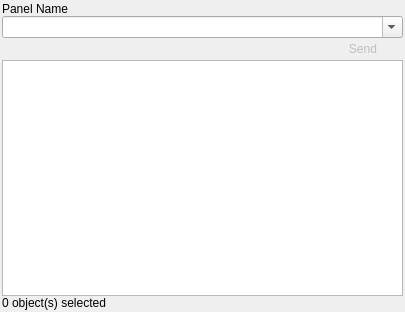
Before: the Qt Designer form source/client/ui/file_panel.ui in dchapyshev/aspia, drawn with Qt 5.
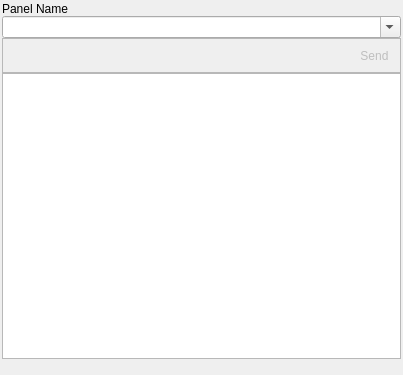
After: the same form once the commit is applied. Icons and pictures are not drawn. Custom widgets are drawn as their Qt base class.

```diff
--- a/source/client/ui/file_panel.ui
+++ b/source/client/ui/file_panel.ui
@@ -6,8 +6,8 @@
    <rect>
     <x>0</x>
     <y>0</y>
-    <width>405</width>
-    <height>312</height>
+    <width>403</width>
+    <height>375</height>
    </rect>
   </property>
   <property name="windowTitle">
@@ -49,7 +49,7 @@
    <item>
     <widget class="QFrame" name="frame">
      <property name="frameShape">
-      <enum>QFrame::NoFrame</enum>
+      <enum>QFrame::StyledPanel</enum>
      </property>
      <property name="frameShadow">
       <enum>QFrame::Raised</enum>
@@ -71,143 +71,62 @@
        <number>0</number>
       </property>
       <item>
-       <widget class="QPushButton" name="button_up">
-        <property name="enabled">
+       <widget class="QToolBar" name="toolbar">
+        <property name="styleSheet">
+         <string notr="true"/>
+        </property>
+        <property name="movable">
          <bool>false</bool>
         </property>
-        <property name="sizePolicy">
-         <sizepolicy hsizetype="Minimum" vsizetype="Fixed">
-          <horstretch>0</horstretch>
-          <verstretch>0</verstretch>
-         </sizepolicy>
+        <property name="orientation">
+         <enum>Qt::Horizontal</enum>
         </property>
-        <property name="toolTip">
-         <string>Browse to parent folder (Backspace)</string>
+        <property name="iconSize">
+         <size>
+          <width>18</width>
+          <height>18</height>
+         </size>
         </property>
-        <property name="text">
-         <string/>
+        <property name="toolButtonStyle">
+         <enum>Qt::ToolButtonIconOnly</enum>
         </property>
-        <property name="icon">
-         <iconset resource="../../resources/resources.qrc">
-          <normaloff>:/icon/folder-up.png</normaloff>:/icon/folder-up.png</iconset>
-        </property>
-        <property name="flat">
-         <bool>true</bool>
-        </property>
+        <addaction name="action_up"/>
+        <addaction name="action_refresh"/>
+        <addaction name="action_add_folder"/>
+        <addaction name="action_delete"/>
        </widget>
       </item>
       <item>
-       <widget class="QPushButton" name="button_refresh">
+       <widget class="QWidget" name="widget" native="true">
         <property name="sizePolicy">
-         <sizepolicy hsizetype="Minimum" vsizetype="Fixed">
+         <sizepolicy hsizetype="Expanding" vsizetype="Preferred">
           <horstretch>0</horstretch>
           <verstretch>0</verstretch>
          </sizepolicy>
         </property>
-        <property name="toolTip">
-         <string>Refresh the file list (F5)</string>
-        </property>
-        <property name="text">
-         <string/>
-        </property>
-        <property name="icon">
-         <iconset resource="../../resources/resources.qrc">
-          <normaloff>:/icon/arrow-circle-double.png</normaloff>:/icon/arrow-circle-double.png</iconset>
-        </property>
-        <property name="flat">
-         <bool>true</bool>
-        </property>
        </widget>
       </item>
       <item>
-       <widget class="QPushButton" name="button_add">
-        <property name="sizePolicy">
-         <sizepolicy hsizetype="Minimum" vsizetype="Fixed">
-          <horstretch>0</horstretch>
-          <verstretch>0</verstretch>
-         </sizepolicy>
+       <widget class="QToolBar" name="toolbar_send">
+        <property name="styleSheet">
+         <string notr="true"/>
         </property>
-        <property name="toolTip">
-         <string>Create a new folder</string>
-        </property>
-        <property name="text">
-         <string/>
-        </property>
-        <property name="icon">
-         <iconset resource="../../resources/resources.qrc">
-          <normaloff>:/icon/folder-plus.png</normaloff>:/icon/folder-plus.png</iconset>
-        </property>
-        <property name="flat">
-         <bool>true</bool>
-        </property>
-       </widget>
-      </item>
-      <item>
-       <widget class="QPushButton" name="button_delete">
-        <property name="enabled">
+        <property name="movable">
          <bool>false</bool>
         </property>
-        <property name="sizePolicy">
-         <sizepolicy hsizetype="Minimum" vsizetype="Fixed">
-          <horstretch>0</horstretch>
-          <verstretch>0</verstretch>
-         </sizepolicy>
-        </property>
-        <property name="toolTip">
-         <string>Delete selected object(s) (Delete)</string>
-        </property>
-        <property name="text">
-         <string/>
-        </property>
-        <property name="icon">
-         <iconset resource="../../resources/resources.qrc">
-          <normaloff>:/icon/cross-script.png</normaloff>:/icon/cross-script.png</iconset>
-        </property>
-        <property name="flat">
-         <bool>true</bool>
-        </property>
-       </widget>
-      </item>
-      <item>
-       <spacer name="horizontal_spacer">
         <property name="orientation">
          <enum>Qt::Horizontal</enum>
         </property>
-        <property name="sizeHint" stdset="0">
+        <property name="iconSize">
          <size>
-          <width>300</width>
-          <height>20</height>
+          <width>18</width>
+          <height>18</height>
          </size>
         </property>
-       </spacer>
-      </item>
-      <item>
-       <widget class="QPushButton" name="button_send">
-        <property name="enabled">
-         <bool>false</bool>
+        <property name="toolButtonStyle">
+         <enum>Qt::ToolButtonTextBesideIcon</enum>
         </property>
-        <property name="sizePolicy">
-         <sizepolicy hsizetype="Minimum" vsizetype="Fixed">
-          <horstretch>0</horstretch>
-          <verstretch>0</verstretch>
-         </sizepolicy>
-        </property>
-        <property name="toolTip">
-         <string>Send selected object(s) (F11)</string>
-        </property>
-        <property name="layoutDirection">
-         <enum>Qt::LeftToRight</enum>
-        </property>
-        <property name="text">
-         <string>Send</string>
-        </property>
-        <property name="icon">
-         <iconset resource="../../resources/resources.qrc">
-          <normaloff>:/icon/arrow-045.png</normaloff>:/icon/arrow-045.png</iconset>
-        </property>
-        <property name="flat">
-         <bool>true</bool>
-        </property>
+        <addaction name="action_send"/>
        </widget>
       </item>
      </layout>
@@ -256,7 +175,7 @@
    <item>
     <widget class="QLabel" name="label_status">
      <property name="text">
-      <string>0 object(s) selected</string>
+      <string notr="true"/>
      </property>
      <property name="margin">
       <number>2</number>
@@ -264,7 +183,98 @@
     </widget>
    </item>
   </layout>
+  <action name="action_up">
+   <property name="enabled">
+    <bool>false</bool>
+   </property>
+   <property name="icon">
+    <iconset resource="../../resources/resources.qrc">
+     <normaloff>:/icon/folder-up.png</normaloff>:/icon/folder-up.png</iconset>
+   </property>
+   <property name="text">
+    <string/>
+   </property>
+   <property name="toolTip">
+    <string>Browse to parent folder (Backspace)</string>
+   </property>
+   <property name="shortcut">
+    <string>Backspace</string>
+   </property>
+  </action>
+  <action name="action_refresh">
+   <property name="icon">
+    <iconset resource="../../resources/resources.qrc">
+     <normaloff>:/icon/arrow-circle-double.png</normaloff>:/icon/arrow-circle-double.png</iconset>
+   </property>
+   <property name="text">
+    <string/>
+   </property>
+   <property name="toolTip">
+    <string>Refresh (F5)</string>
+   </property>
+   <property name="shortcut">
+    <string>F5</string>
+   </property>
+  </action>
+  <action name="action_add_folder">
+   <property name="enabled">
+    <bool>false</bool>
+   </property>
+   <property name="icon">
+    <iconset resource="../../resources/resources.qrc">
+     <normaloff>:/icon/folder-plus.png</normaloff>:/icon/folder-plus.png</iconset>
+   </property>
+   <property name="text">
+    <string/>
+   </property>
+   <property name="toolTip">
+    <string>Create a new folder</string>
+   </property>
+  </action>
+  <action name="action_delete">
+   <property name="enabled">
+    <bool>false</bool>
+   </property>
+   <property name="icon">
+    <iconset resource="../../resources/resources.qrc">
+     <normaloff>:/icon/cross-script.png</normaloff>:/icon/cross-script.png</iconset>
+   </property>
+   <property name="text">
+    <string/>
+   </property>
+   <property name="toolTip">
+    <string>Delete selected object(s) (Delete)</string>
+   </property>
+   <property name="shortcut">
+    <string>Del</string>
+   </property>
+  </action>
+  <action name="action_send">
+   <property name="enabled">
+    <bool>false</bool>
+   </property>
+   <property name="icon">
+    <iconset resource="../../resources/resources.qrc">
+     <normaloff>:/icon/arrow-045.png</normaloff>:/icon/arrow-045.png</iconset>
+   </property>
+   <property name="text">
+    <string>Send</string>
+   </property>
+   <property name="toolTip">
+    <string>Send selected object(s) (F11)</string>
+   </property>
+   <property name="shortcut">
+    <string>F11</string>
+   </property>
+  </action>
  </widget>
+ <customwidgets>
+  <customwidget>
+   <class>aspia::AddressBar</class>
+   <extends>QComboBox</extends>
+   <header>client/ui/address_bar.h</header>
+  </customwidget>
+ </customwidgets>
  <resources>
   <include location="../../resources/resources.qrc"/>
  </resources>
```
Left out of the diff: 4 changed lines with no effect on the pictures.
